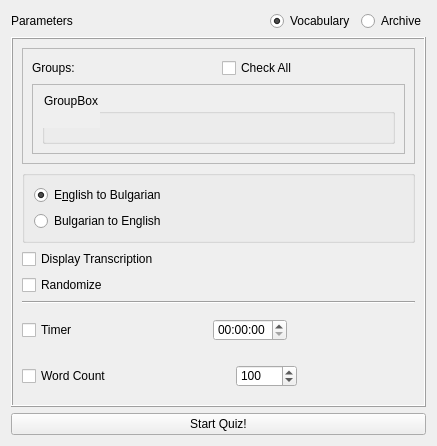
This is Forms/QuizParametersWidget.ui in iatanasov77/qvocabulary as Qt 5 draws it before an edit. The edited form follows.
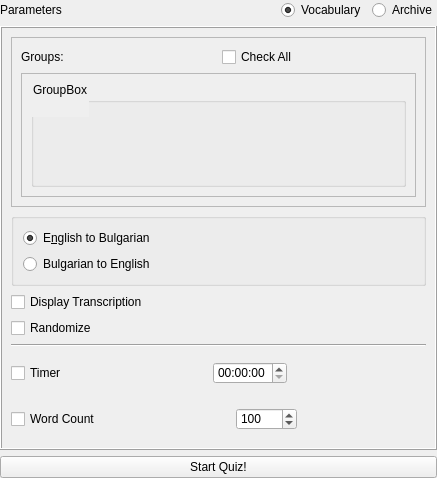
This is the edited form.

Commit message: Syling Quiz Widgets.

The edit to the form file:
```diff
--- a/Forms/QuizParametersWidget.ui
+++ b/Forms/QuizParametersWidget.ui
@@ -7,7 +7,7 @@
     <x>0</x>
     <y>0</y>
     <width>437</width>
-    <height>348</height>
+    <height>478</height>
    </rect>
   </property>
   <property name="windowTitle">
@@ -19,6 +19,21 @@
 }</string>
   </property>
   <layout class="QVBoxLayout" name="verticalLayout_4">
+   <property name="spacing">
+    <number>6</number>
+   </property>
+   <property name="leftMargin">
+    <number>0</number>
+   </property>
+   <property name="topMargin">
+    <number>0</number>
+   </property>
+   <property name="rightMargin">
+    <number>0</number>
+   </property>
+   <property name="bottomMargin">
+    <number>0</number>
+   </property>
    <item>
     <layout class="QHBoxLayout" name="horizontalLayout_4">
      <item>
@@ -115,8 +130,8 @@
              <rect>
               <x>0</x>
               <y>0</y>
-              <width>368</width>
-              <height>30</height>
+              <width>401</width>
+              <height>101</height>
              </rect>
             </property>
             <layout class="QVBoxLayout" name="verticalLayout_5">
@@ -311,19 +326,6 @@
      </property>
     </widget>
    </item>
-   <item>
-    <spacer name="verticalSpacer">
-     <property name="orientation">
-      <enum>Qt::Vertical</enum>
-     </property>
-     <property name="sizeHint" stdset="0">
-      <size>
-       <width>20</width>
-       <height>150</height>
-      </size>
-     </property>
-    </spacer>
-   </item>
   </layout>
  </widget>
  <resources/>
```
The commit also changes 1 other file.
